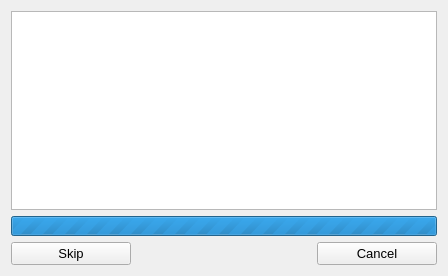
This is src/forms/judgingdialog.ui in Project-LemonLime/Project_LemonLime as Qt 5 draws it before an edit. The edited form follows.
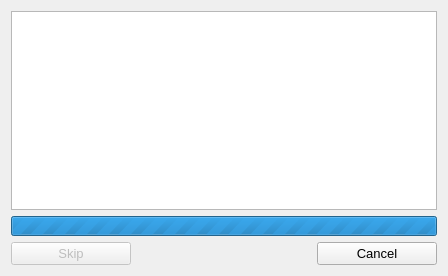
This is the edited form. Icons and pictures are not drawn.

Commit message: feat: skip problem is no longer supported

Patch:
```diff
--- a/src/forms/judgingdialog.ui
+++ b/src/forms/judgingdialog.ui
@@ -83,6 +83,9 @@
     <layout class="QHBoxLayout" name="horizontalLayout_6">
      <item>
       <widget class="QPushButton" name="skipButton">
+       <property name="enabled">
+        <bool>false</bool>
+       </property>
        <property name="minimumSize">
         <size>
          <width>120</width>
```
Left out of the diff: 8 changed lines with no effect on the pictures. The commit also changes 1 other file.
